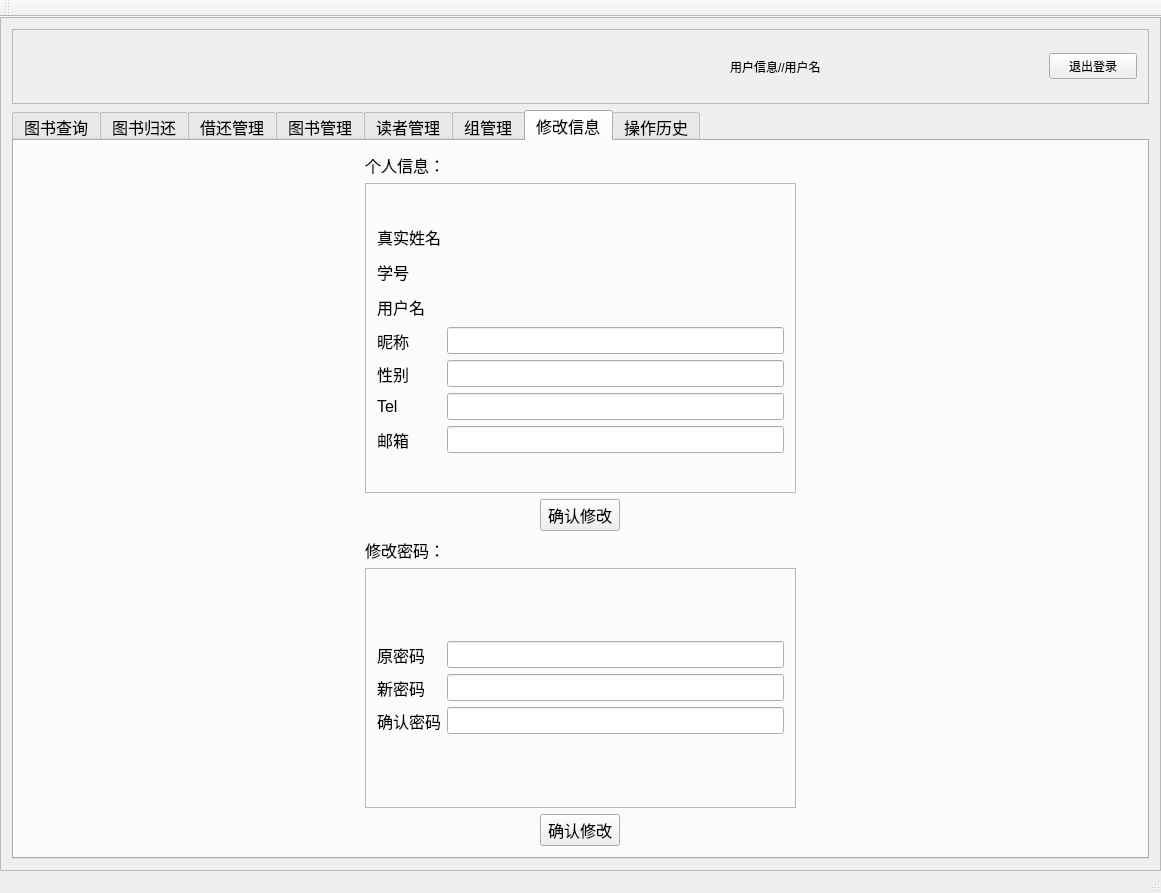
Old version of the form reader.ui in the repository lixiaojia2017/libclient.
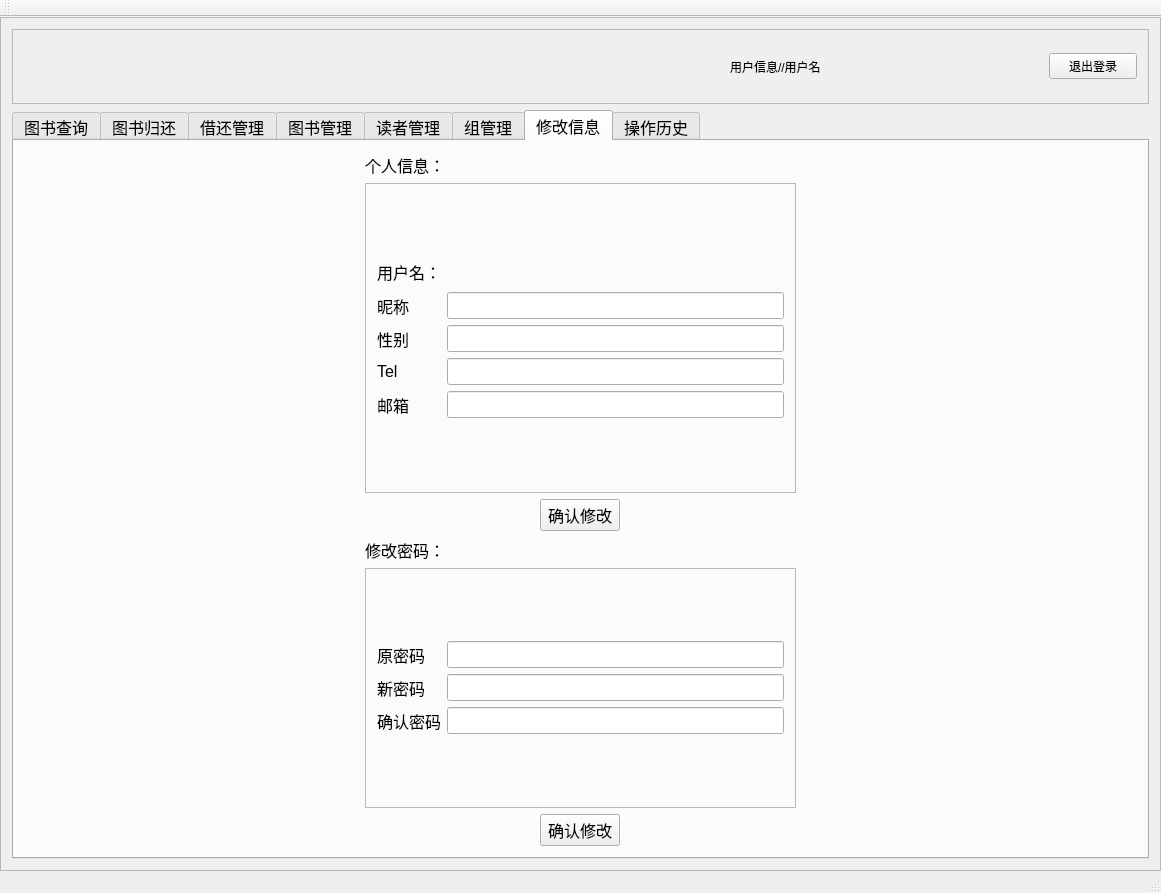
New version of the form. The open tabs and pages were chosen to show the change. Icons and pictures are not drawn.

Commit message: ADDITEM以及历史记录

```diff
--- a/reader.ui
+++ b/reader.ui
@@ -2616,50 +2616,24 @@
               <layout class="QGridLayout" name="gridLayout_12">
                <item row="0" column="0">
                 <layout class="QGridLayout" name="gridLayout_13">
-                 <item row="5" column="1">
-                  <widget class="QLineEdit" name="tel"/>
-                 </item>
-                 <item row="2" column="0">
+                 <item row="0" column="0">
                   <widget class="QLabel" name="label_13">
                    <property name="text">
-                    <string>用户名</string>
+                    <string>用户名：</string>
                    </property>
                   </widget>
                  </item>
-                 <item row="1" column="1">
-                  <widget class="QLabel" name="label_17">
-                   <property name="minimumSize">
-                    <size>
-                     <width>0</width>
-                     <height>29</height>
-                    </size>
-                   </property>
-                   <property name="maximumSize">
-                    <size>
-                     <width>16777215</width>
-                     <height>29</height>
-                    </size>
-                   </property>
-                   <property name="text">
-                    <string/>
-                   </property>
-                  </widget>
+                 <item row="3" column="1">
+                  <widget class="QLineEdit" name="tel"/>
                  </item>
-                 <item row="5" column="0">
+                 <item row="3" column="0">
                   <widget class="QLabel" name="label_14">
                    <property name="text">
                     <string>Tel</string>
                    </property>
                   </widget>
                  </item>
-                 <item row="0" column="0">
-                  <widget class="QLabel" name="label_11">
-                   <property name="text">
-                    <string>真实姓名</string>
-                   </property>
-                  </widget>
-                 </item>
-                 <item row="2" column="1">
+                 <item row="0" column="1">
                   <widget class="QLabel" name="label_18">
                    <property name="minimumSize">
                     <size>
@@ -2678,62 +2652,36 @@
                    </property>
                   </widget>
                  </item>
-                 <item row="6" column="0">
+                 <item row="4" column="1">
+                  <widget class="QLineEdit" name="email"/>
+                 </item>
+                 <item row="4" column="0">
                   <widget class="QLabel" name="label_15">
                    <property name="text">
                     <string>邮箱</string>
                    </property>
                   </widget>
                  </item>
-                 <item row="0" column="1">
-                  <widget class="QLabel" name="label_16">
-                   <property name="minimumSize">
-                    <size>
-                     <width>0</width>
-                     <height>29</height>
-                    </size>
-                   </property>
-                   <property name="maximumSize">
-                    <size>
-                     <width>16777215</width>
-                     <height>29</height>
-                    </size>
-                   </property>
-                   <property name="text">
-                    <string/>
-                   </property>
-                  </widget>
-                 </item>
-                 <item row="1" column="0">
-                  <widget class="QLabel" name="label_12">
-                   <property name="text">
-                    <string>学号</string>
-                   </property>
-                  </widget>
-                 </item>
-                 <item row="6" column="1">
-                  <widget class="QLineEdit" name="email"/>
-                 </item>
-                 <item row="3" column="1">
+                 <item row="1" column="1">
                   <widget class="QLineEdit" name="name_4"/>
                  </item>
-                 <item row="3" column="0">
-                  <widget class="QLabel" name="label_23">
-                   <property name="text">
-                    <string>昵称</string>
-                   </property>
-                  </widget>
-                 </item>
-                 <item row="4" column="0">
+                 <item row="2" column="0">
                   <widget class="QLabel" name="label_24">
                    <property name="text">
                     <string>性别</string>
                    </property>
                   </widget>
                  </item>
-                 <item row="4" column="1">
+                 <item row="2" column="1">
                   <widget class="QLineEdit" name="sex"/>
                  </item>
+                 <item row="1" column="0">
+                  <widget class="QLabel" name="label_23">
+                   <property name="text">
+                    <string>昵称</string>
+                   </property>
+                  </widget>
+                 </item>
                 </layout>
                </item>
               </layout>
```
Left out of the diff: 48 changed lines with no effect on the pictures. The commit also changes 1 other file.
